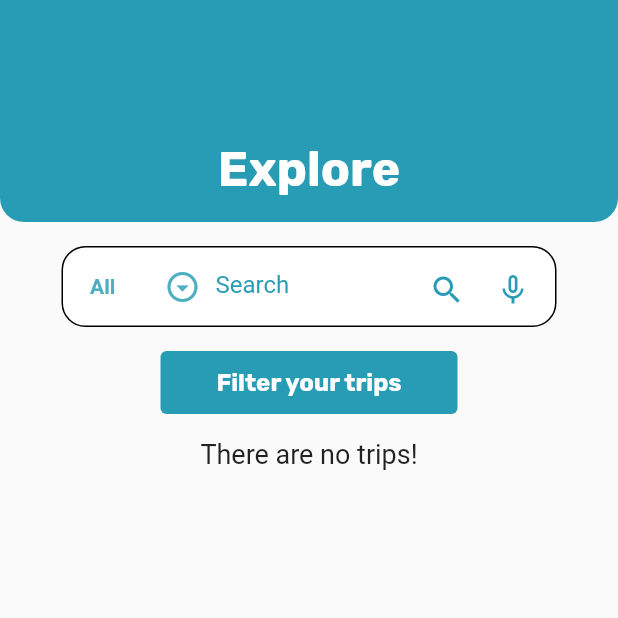
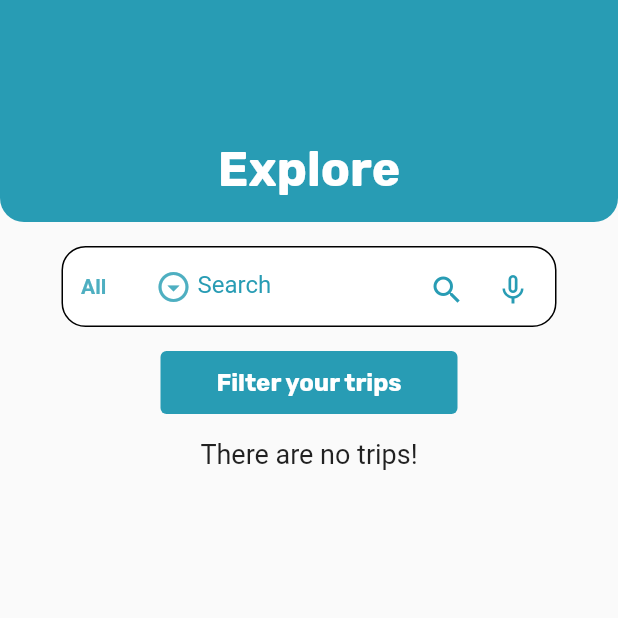
Before and after one commit to phkhanhtrinh23/livel_application, a Flutter app: the screen it shows once a user with an empty profile is signed in, item 2 of the bottom bar chosen, after a tap on the "search" icon, on a phone screen of 412 x 824 dp, the top half of it. Run offline on Flutter 3.47's test engine with Material 2 defaults, Android fonts, the phone set to English and light mode, and no system bars; drawn by our look-alikes of avatar_glow; our stand-ins replace cloud_firestore, firebase_auth, firebase_core, firebase_storage, flutter_typeahead, google_fonts and 3 more; missing offline and left inert: agora_rtc_engine, agora_rtm, stripe_payment, translator; accounts and stored records are empty.

Commit message:
update UI

```diff
--- a/lib/main.dart
+++ b/lib/main.dart
@@ -18,7 +18,6 @@ class MyApp extends StatelessWidget {
         visualDensity: VisualDensity.adaptivePlatformDensity,
       ),
       home: FirstScreen(),
-      //home:MyHomePage()
     );
   }
 }
--- a/lib/view/home_screens/components/home.dart
+++ b/lib/view/home_screens/components/home.dart
@@ -9,8 +9,6 @@ import 'package:livel_application/model/database/queryFunction.dart';
 class MainHome extends StatelessWidget {
   @override
   Widget build(BuildContext context) {
-    var date = DateTime.now();
-    var day = date.day, month = date.month, year = date.year;
     double _width = MediaQuery.of(context).size.width;
     return Scaffold(
       backgroundColor: Colors.white,
--- a/lib/view/home_screens/components/trip_screen/components/each_place.dart
+++ b/lib/view/home_screens/components/trip_screen/components/each_place.dart
@@ -75,7 +75,7 @@ class PlaceScreen extends StatelessWidget {
                         return Container(
                           margin: const EdgeInsets.only(
                             top: 8.0,
-                            left: 15.0,
+                            left: 8.0,
                           ),
                           width: 320,
                           height: 70,
@@ -88,7 +88,7 @@ class PlaceScreen extends StatelessWidget {
                                     snapshot.data.get('Place'),
                                     style: GoogleFonts.rubik(
                                       color: Colors.black,
-                                      fontSize: 22,
+                                      fontSize: 20,
                                       fontWeight: FontWeight.w600,
                                     ),
                                   ),
--- a/lib/view/home_screens/explore/components/filter.dart
+++ b/lib/view/home_screens/explore/components/filter.dart
@@ -5,7 +5,7 @@ import 'package:google_fonts/google_fonts.dart';
 import 'package:livel_application/model/database/queryFunction.dart';
 
 class PopUpDialog extends StatefulWidget {
-  Function callback;
+  final Function callback;
   PopUpDialog(this.callback);
 
   @override
@@ -15,8 +15,10 @@ class PopUpDialog extends StatefulWidget {
 class _PopUpDialog extends State<PopUpDialog> {
   _PopUpDialog();
   List<String> queryTag = [];
+
   @override
-  initState() {
+  void initState() {
+    super.initState();
     queryTag = [];
     selected = [];
   }
--- a/lib/view/home_screens/explore/explore.dart
+++ b/lib/view/home_screens/explore/explore.dart
@@ -245,7 +245,7 @@ class ExploreScreenState extends State<ExploreScreen> {
                 ),
                 child: Row(
                   children: <Widget>[
-                    Padding(padding: EdgeInsets.symmetric(horizontal: 5)),
+                    Padding(padding: EdgeInsets.symmetric(horizontal: 2)),
                     DropdownButton<String>(
                       value: dropdown,
                       icon: const Icon(
@@ -281,7 +281,7 @@ class ExploreScreenState extends State<ExploreScreen> {
                         },
                       ).toList(),
                     ),
-                    Padding(padding: EdgeInsets.symmetric(horizontal: 5)),
+                    Padding(padding: EdgeInsets.symmetric(horizontal: 2)),
                     Expanded(
                       child: buildCity(),
                     ),
@@ -291,7 +291,7 @@ class ExploreScreenState extends State<ExploreScreen> {
                         color: Color(0xFF289CB4),
                       ),
                       onPressed: () async {
-                        if (search != null) {
+                        if (search.text.length != 0) {
                           var translation =
                               await translator.translate(search.text, to: 'en');
                           search.text = translation.toString().toLowerCase();
@@ -404,7 +404,7 @@ class ExploreScreenState extends State<ExploreScreen> {
           search.text = suggestion,
         },
         validator: (value) =>
-            value != null && value.isEmpty ? 'Please select a city' : null,
+            value != null && value.isEmpty ? 'Please enter a name' : null,
         onSaved: (value) => selectedCity = value,
       );
 
```
Also changed, not shown: lib/model/livestreaming/host.dart (+15 -11 lines), lib/view/home_screens/components/trip_content/components/tourguide.dart (+4 -4 lines), lib/view/home_screens/user_screen/components/profile_info.dart (+4 -3 lines), lib/view/home_screens/user_screen/user_main.dart (+3 -4 lines).
